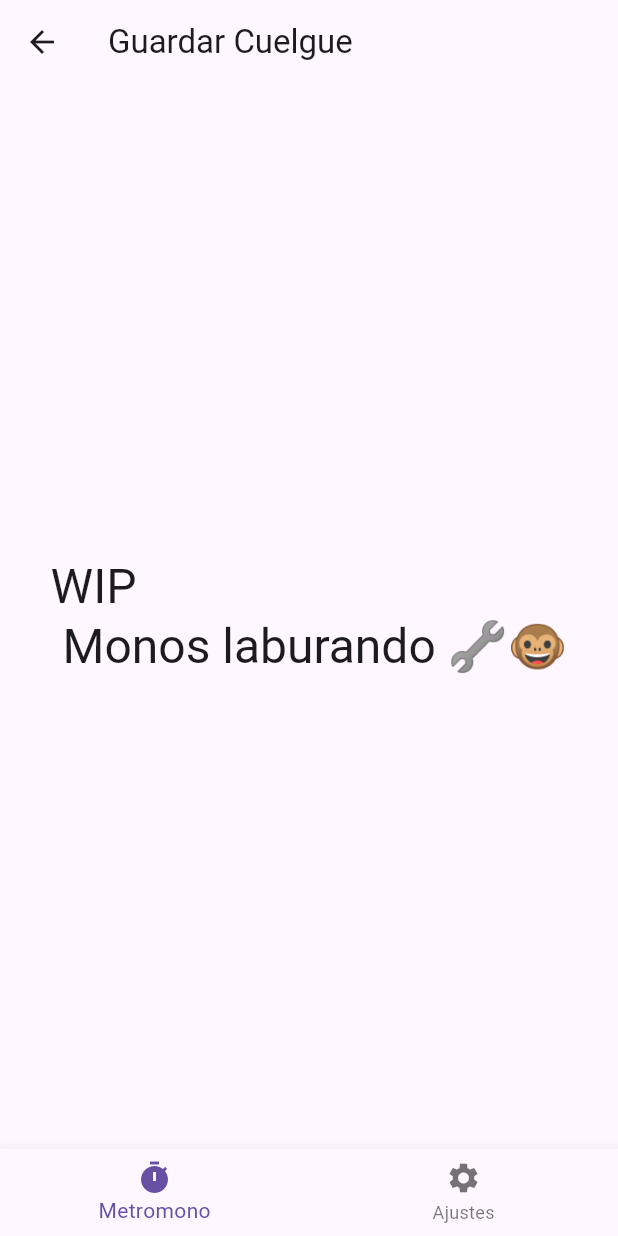
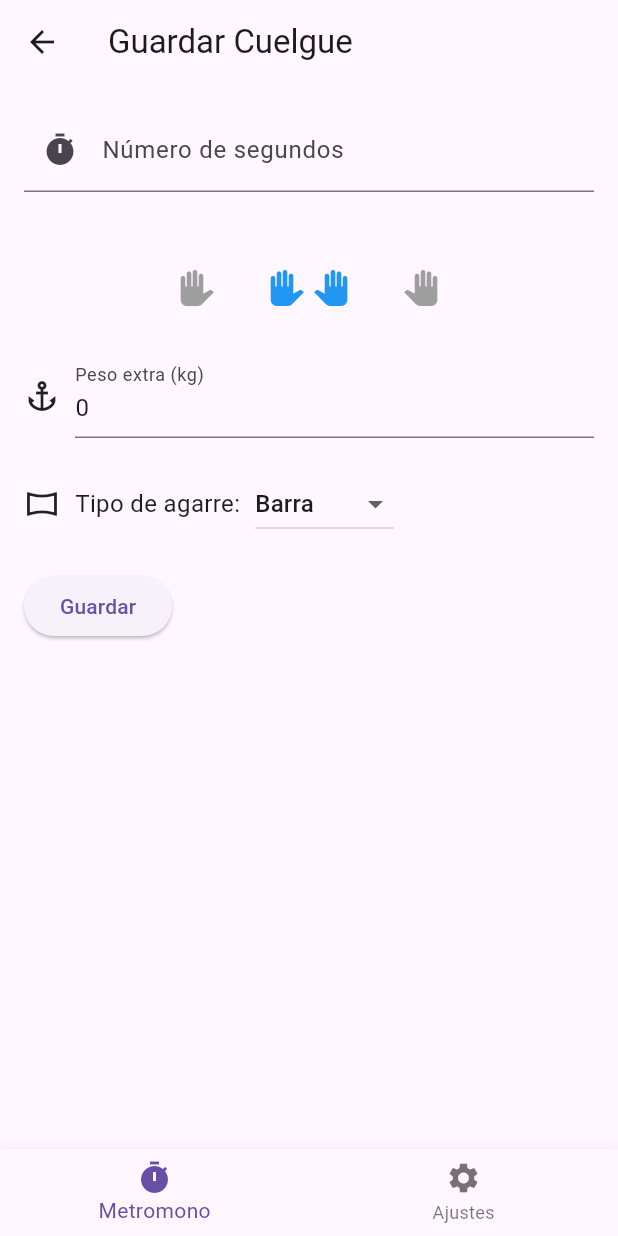
Before and after one commit to AlvaroFerGar/monkimeter, a Flutter app: the GuardarCuelguePage screen opened by its route, on a phone screen of 412 x 824 dp. Run offline on Flutter 3.47's test engine with Material 3 defaults, Android fonts, the phone set to English and light mode, and no system bars; our stand-ins replace audioplayers, flutter_tts, shared_preferences, sqflite; accounts and stored records are empty.

Commit message:
Creada interfaz para guardar datos

```diff
--- a/lib/save_page.dart
+++ b/lib/save_page.dart
@@ -1,16 +1,136 @@
 import 'package:flutter/material.dart';
 
-class GuardarCuelguePage extends StatelessWidget {
+class GuardarCuelguePage extends StatefulWidget {
+  @override
+  _GuardarCuelguePageState createState() => _GuardarCuelguePageState();
+}
+
+class _GuardarCuelguePageState extends State<GuardarCuelguePage> {
+  final TextEditingController _secondsController = TextEditingController();
+  final TextEditingController _weightController = TextEditingController(text: '0');
+  int _selectedHandIndex = 1;
+  String _selectedGrip = 'Barra';
+
   @override
   Widget build(BuildContext context) {
     return Scaffold(
       appBar: AppBar(
         title: Text('Guardar Cuelgue'),
       ),
-      body: Center(
-        child: Text(
-          'WIP\n Monos laburando 🔧🐵',
-          style: Theme.of(context).textTheme.headlineLarge,
+      body: Padding(
+        padding: const EdgeInsets.all(16.0),
+        child: Column(
+          crossAxisAlignment: CrossAxisAlignment.start,
+          children: [
+            TextField(
+              controller: _secondsController,
+              keyboardType: TextInputType.number,
+              decoration: InputDecoration(
+                labelText: 'Número de segundos',
+                prefixIcon: Icon(Icons.timer),
+              ),
+            ),
+            SizedBox(height: 40),
+            Row(
+              mainAxisAlignment: MainAxisAlignment.center,
+              children: [
+                IconButton(
+                  icon:  Transform(
+                        transform: Matrix4.identity()..scale(-1.0, 1.0, 1.0),
+                        alignment: Alignment.center,
+                        child: Icon(Icons.pan_tool),
+                      ),
+                  onPressed: () {
+                    setState(() {
+                      _selectedHandIndex = 0;
+                    });
+                  },
+                  color: _selectedHandIndex == 0 ? Colors.blue : Colors.grey,
+                ),
+                SizedBox(width: 16),
+                IconButton(
+                  icon: Row(
+                        children: [
+                          Transform(
+                            transform: Matrix4.identity()..scale(-1.0, 1.0, 1.0),
+                            alignment: Alignment.center,
+                            child: Icon(Icons.pan_tool),
+                          ),
+                          SizedBox(width: 5),    // Espacio entre los iconos
+                          Icon(Icons.pan_tool)
+
+                          ]
+                  ),
+                  onPressed: () {
+                    setState(() {
+                      _selectedHandIndex = 1;
+                    });
+                  },
+                  color: _selectedHandIndex == 1 ? Colors.blue : Colors.grey,
+                ),
+                SizedBox(width: 16),
+                IconButton(
+                  icon: Icon(Icons.pan_tool),
+                  onPressed: () {
+                    setState(() {
+                      _selectedHandIndex = 2;
+                    });
+                  },
+                  color: _selectedHandIndex == 2 ? Colors.blue : Colors.grey,
+                ),
+              ],
+            ),
+            SizedBox(height: 20),
+            Row(
+              children: [
+                Icon(Icons.anchor),
+                SizedBox(width: 10),
+                Expanded(
+                  child: TextField(
+                    controller: _weightController,
+                    keyboardType: TextInputType.number,
+                    decoration: InputDecoration(
+                      labelText: 'Peso extra (kg)',
+                    ),
+                  ),
+                ),
+              ],
+            ),
+            SizedBox(height: 20),
+            Row(
+              children: [
+                Icon(Icons.panorama_horizontal),
+                SizedBox(width: 10),
+                Text(
+                  'Tipo de agarre:',
+                  style: TextStyle(fontSize: 16),
+                ),
+                SizedBox(width: 10),
+                DropdownButton<String>(
+                  value: _selectedGrip,
+                  onChanged: (String? newValue) {
+                    setState(() {
+                      _selectedGrip = newValue!;
+                    });
+                  },
+                  items: <String>['Barra', '4Fx40', '4Fx25', 'romo 22º', 'romo 12º']
+                      .map<DropdownMenuItem<String>>((String value) {
+                    return DropdownMenuItem<String>(
+                      value: value,
+                      child: Text(value),
+                    );
+                  }).toList(),
+                ),
+              ],
+            ),
+            SizedBox(height: 20),
+            ElevatedButton(
+              onPressed: () {
+                _guardarDatos();
+              },
+              child: Text('Guardar'),
+            ),
+          ],
         ),
       ),
       bottomNavigationBar: BottomNavigationBar(
@@ -34,4 +154,15 @@ class GuardarCuelguePage extends StatelessWidget {
       ),
     );
   }
+
+  void _guardarDatos() {
+    int segundos = int.tryParse(_secondsController.text) ?? 0;
+    int pesoExtra = int.tryParse(_weightController.text) ?? 0;
+
+    print('Datos introducidos:');
+    print('Número de segundos: $segundos');
+    print('Mano seleccionada: ${_selectedHandIndex == 0 ? 'Mano Izquierda' : (_selectedHandIndex == 1 ? 'Ambas' : 'Mano Derecha')}');
+    print('Peso extra: $pesoExtra kg');
+    print('Tipo de agarre: $_selectedGrip');
   }
+}
```
Lines whose indentation alone changed are shown as unchanged.
